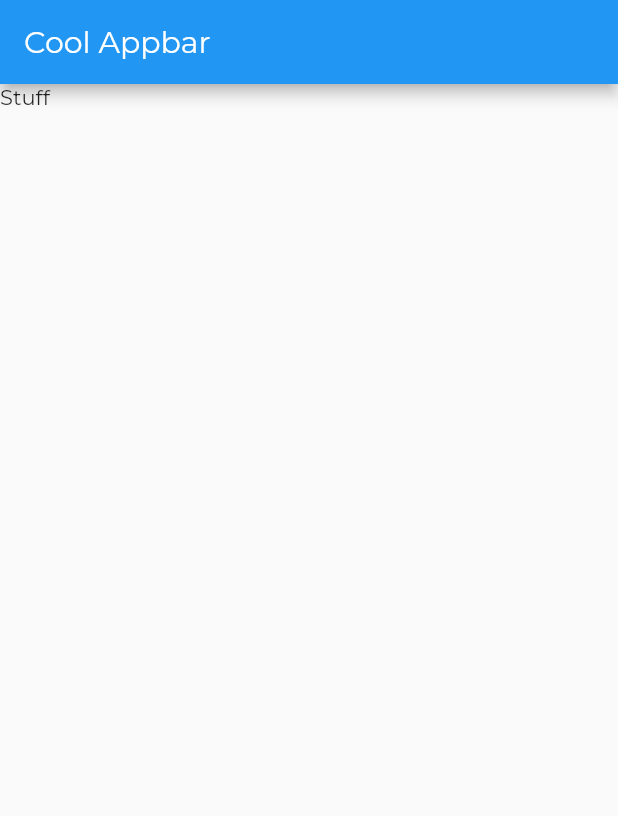
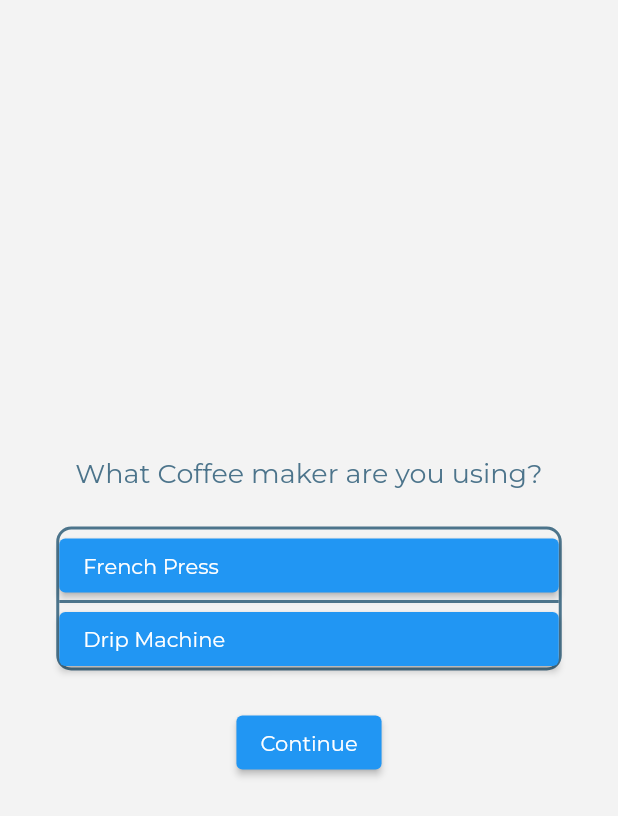
Before and after one commit to utrgv-software-engineering/homebrew-JohnAstro, a Flutter app: the screen it shows after launch, on a phone screen of 412 x 824 dp. Shown: the top 816 px of the screen. Run offline on Flutter 3.47's test engine with Material 2 defaults, Android fonts, the phone set to English and light mode, and no system bars.

Commit message:
coffee maker screen

```diff
--- a/lib/screens/choose_device_screen.dart
+++ b/lib/screens/choose_device_screen.dart
@@ -1,4 +1,6 @@
 import 'package:flutter/material.dart';
+import 'package:homebrew/screens/choose_cups_screen.dart';
+import 'package:homebrew/utils/button_styles.dart';
 
 class ChooseDeviceScreen extends StatefulWidget {
   @override
@@ -6,14 +8,122 @@ class ChooseDeviceScreen extends StatefulWidget {
 }
 
 class _ChooseDeviceScreenState extends State<ChooseDeviceScreen> {
+  bool _frenchPress = false;
+  bool _dripMachine = false;
+  bool _continue = false;
+
   @override
   Widget build(BuildContext context) {
     return Scaffold(
-        appBar: AppBar(
-          title: Text("Cool Appbar"),
-        ),
-        body: Column(
-          children: [Text("Stuff")],
-        ));
+      backgroundColor: Color(0xFFF3F3F3),
+      body: Center(
+        child: Column(mainAxisAlignment: MainAxisAlignment.center, children: [
+          Text(
+            'What Coffee maker are you using?',
+            style: TextStyle(fontSize: 18, color: Color(0xFF4C748B)),
+          ),
+          Padding(
+            padding: const EdgeInsets.fromLTRB(19, 24, 19, 24),
+            child: Container(
+              width: 337,
+              height: 96,
+              constraints: BoxConstraints(maxHeight: 96),
+              decoration: BoxDecoration(
+                  border: Border.all(width: 2, color: Color(0xFF4C748B)),
+                  borderRadius: BorderRadius.all(Radius.circular(10))),
+              child: Column(
+                children: [
+                  // French Press
+                  ElevatedButton(
+                    key: Key('french-press-button'),
+                    onPressed: () {
+                      if (_frenchPress) {
+                        _frenchPress = !_frenchPress;
+                        _continue = !_continue;
+                      } else {
+                        _frenchPress = !_frenchPress;
+                        _dripMachine = false;
+                        _continue = true;
+                      }
+                      setState(() {});
+                    },
+                    style: buttonStyleType(true), // Top Style
+                    child: Row(
+                        mainAxisAlignment: MainAxisAlignment.spaceBetween,
+                        children: [
+                          Text(
+                            'French Press',
+                            style: TextStyle(fontFamily: 'Montserrat'),
+                          ),
+                          Icon(Icons.check,
+                              color: _frenchPress
+                                  ? Color(0xFF4C748B)
+                                  : Colors.transparent),
+                        ]),
+                  ),
+                  Divider(
+                    height: 1,
+                    thickness: 2,
+                    color: Color(0xFF4C748B),
+                  ),
+
+                  // Drip Machine
+                  ElevatedButton(
+                    key: Key('drip-machine-button'),
+                    onPressed: () {
+                      if (_dripMachine) {
+                        _dripMachine = !_dripMachine;
+                        _continue = !_continue;
+                      } else {
+                        _dripMachine = !_dripMachine;
+                        _frenchPress = false;
+                        _continue = true;
+                      }
+                      setState(() {});
+                    },
+                    style: buttonStyleType(false), // Bot Style
+                    child: Row(
+                        mainAxisAlignment: MainAxisAlignment.spaceBetween,
+                        children: [
+                          Text(
+                            'Drip Machine',
+                            style: TextStyle(fontFamily: 'Montserrat'),
+                          ),
+                          Icon(Icons.check,
+                              color: _dripMachine
+                                  ? Color(0xFF4C748B)
+                                  : Colors.transparent),
+                        ]),
+                  )
+                ],
+              ),
+            ),
+          ),
+          ElevatedButton(
+            key: Key('continue-button'),
+            onPressed: () {
+              setState(() {
+                if (_continue) {
+                  if (_frenchPress) {
+                    Navigator.push(
+                        context,
+                        MaterialPageRoute(
+                            builder: (context) => Cups('french')));
+                  } else if (_dripMachine) {
+                    Navigator.push(context,
+                        MaterialPageRoute(builder: (context) => Cups('drip')));
+                  }
+                }
+              });
+            },
+            style: continueButtonStyle(_continue),
+            child: Text(
+              'Continue',
+              key: Key('continue-button-text'),
+            ),
+          ),
+        ]),
+      ),
+    );
   }
 }
```
